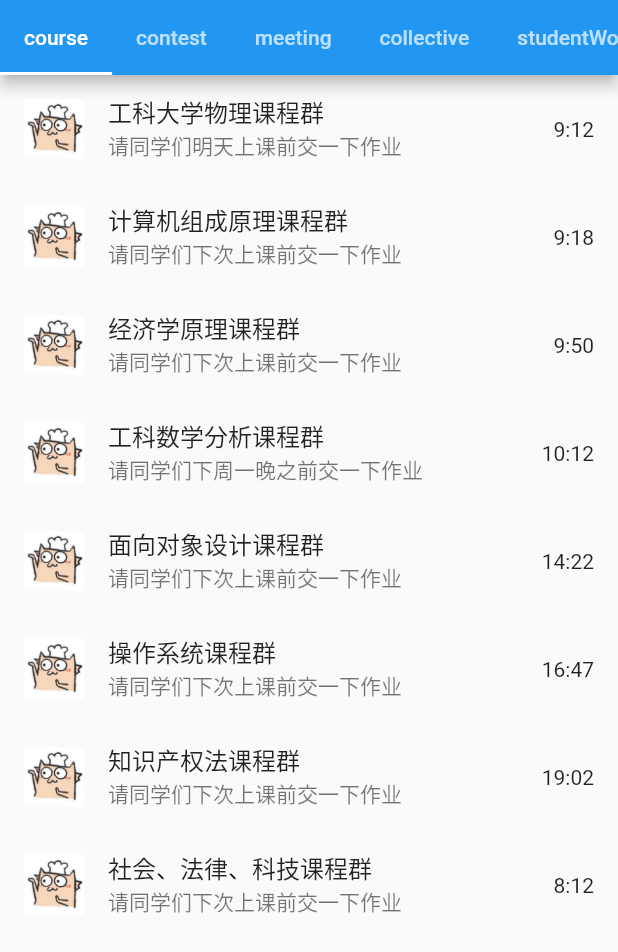
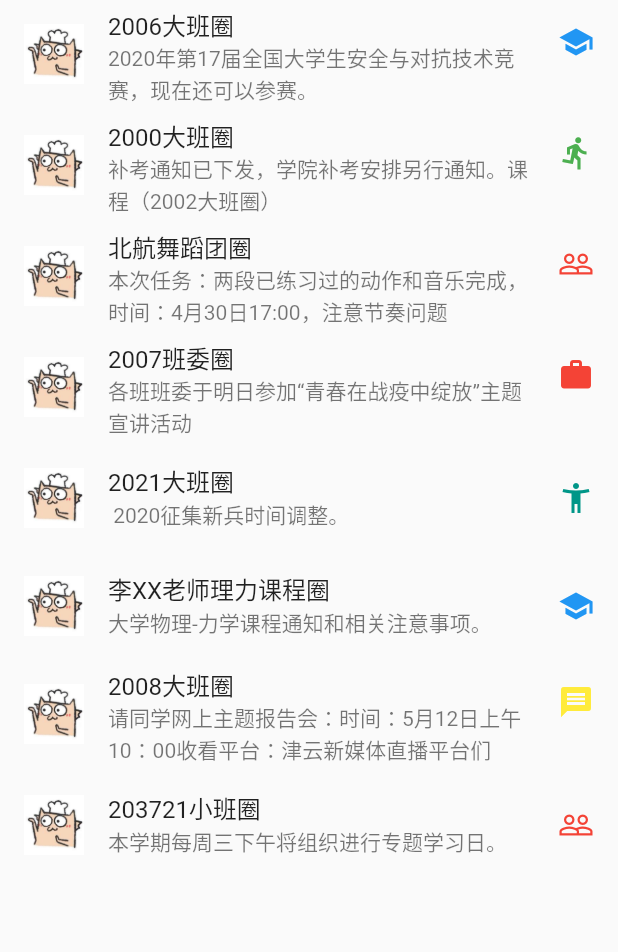
Before and after one commit to buaaers-developers/BUAA_Circle_Public, a Flutter app: the CircleRoute screen opened directly, on a phone screen of 412 x 824 dp. Shown: the top 952 px of the screen. Run offline on Flutter 3.47's test engine with Material 2 defaults, Android fonts, the phone set to English and light mode, and no system bars; missing offline and left inert: flutter_timetable_view, timeline_list.

```diff
--- a/lib/circle_route.dart
+++ /dev/null
@@ -1,113 +0,0 @@
-import 'package:buaacircle/tab.dart';
-import 'package:flutter/material.dart';
-
-class CircleRoute extends StatefulWidget {
-  @override
-  _CircleRouteState createState() => _CircleRouteState();
-}
-
-class _CircleRouteState extends State<CircleRoute>
-    with SingleTickerProviderStateMixin {
-  Map<String, MyTab> tabMap = {
-    'course': MyTab(tabText: 'course', iconData: Icons.school),
-    'contest': MyTab(tabText: 'contest', iconData: Icons.home),
-    'meeting': MyTab(tabText: 'meeting', iconData: Icons.people),
-    'collective': MyTab(tabText: 'collective', iconData: Icons.people),
-    'studentWork': MyTab(tabText: 'studentWork', iconData: Icons.people),
-    'dailylife': MyTab(tabText: 'dailylife', iconData: Icons.people),
-    'levy': MyTab(tabText: 'levy', iconData: Icons.people),
-  };
-
-  TabController _tabController;
-  int _selectedIndex = 0;
-
-  @override
-  Widget build(BuildContext context) {
-    return Scaffold(
-      appBar: PreferredSize(
-        preferredSize: Size.fromHeight(50),
-        child: AppBar(
-          backgroundColor: Colors.blue.shade500,
-          bottom: TabBar(
-            isScrollable: true,
-            controller: _tabController,
-            tabs: tabMap.values.map((e) {
-              return e.tab;
-            }).toList(),
-          ),
-        ),
-      ),
-      body: TabBarView(
-        controller: _tabController,
-        children: tabMap.values.map(
-          (e) {
-            return ListView(
-              children: <Widget>[
-                new ListTile(
-                  leading: new Image.asset("assets/face2.jpg",width: 40.0,height: 40.0,fit: BoxFit.cover,),
-                  title: new Text("工科大学物理课程群"),
-                  subtitle: new Text("请同学们明天上课前交一下作业"),
-                  trailing: new Text("9:12"),
-                ),
-                new ListTile(
-                  leading: new Image.asset("assets/face2.jpg",width: 40.0,height: 40.0,fit: BoxFit.cover,),
-                  title: new Text("计算机组成原理课程群"),
-                  subtitle: new Text("请同学们下次上课前交一下作业"),
-                  trailing: new Text("9:18"),
-                ),
-                new ListTile(
-                  leading: new Image.asset("assets/face2.jpg",width: 40.0,height: 40.0,fit: BoxFit.cover,),
-                  title: new Text("经济学原理课程群"),
-                  subtitle: new Text("请同学们下次上课前交一下作业"),
-                  trailing: new Text("9:50"),
-                ),
-                new ListTile(
-                  leading: new Image.asset("assets/face2.jpg",width: 40.0,height: 40.0,fit: BoxFit.cover,),
-                  title: new Text("工科数学分析课程群"),
-                  subtitle: new Text("请同学们下周一晚之前交一下作业"),
-                  trailing: new Text("10:12"),
-                ),
-                new ListTile(
-                  leading: new Image.asset("assets/face2.jpg",width: 40.0,height: 40.0,fit: BoxFit.cover,),
-                  title: new Text("面向对象设计课程群"),
-                  subtitle: new Text("请同学们下次上课前交一下作业"),
-                  trailing: new Text("14:22"),
-                ),
-                new ListTile(
-                  leading: new Image.asset("assets/face2.jpg",width: 40.0,height: 40.0,fit: BoxFit.cover,),
-                  title: new Text("操作系统课程群"),
-                  subtitle: new Text("请同学们下次上课前交一下作业"),
-                  trailing: new Text("16:47"),
-                ),
-                new ListTile(
-                  leading: new Image.asset("assets/face2.jpg",width: 40.0,height: 40.0,fit: BoxFit.cover,),
-                  title: new Text("知识产权法课程群"),
-                  subtitle: new Text("请同学们下次上课前交一下作业"),
-                  trailing: new Text("19:02"),
-                ),
-                new ListTile(
-                  leading: new Image.asset("assets/face2.jpg",width: 40.0,height: 40.0,fit: BoxFit.cover,),
-                  title: new Text("社会、法律、科技课程群"),
-                  subtitle: new Text("请同学们下次上课前交一下作业"),
-                  trailing: new Text("8:12"),
-                ),
-              ],
-            );
-          },
-        ).toList(),
-      ),
-    );
-  }
-
-  @override
-  void initState() {
-    super.initState();
-    _tabController = TabController(length: tabMap.length, vsync: this);
-  }
-
-  void _onItemTapped(int index) {
-    setState(() {
-      _selectedIndex = index;
-    });
-  }
-}
--- /dev/null
+++ b/lib/main_routes/circle_route.dart
@@ -0,0 +1,42 @@
+import 'package:buaacircle/category/category.dart';
+import 'package:buaacircle/message/message.dart';
+import 'package:flutter/material.dart';
+
+class CircleRoute extends StatefulWidget {
+  @override
+  _CircleRouteState createState() => _CircleRouteState();
+}
+
+class _CircleRouteState extends State<CircleRoute>
+    with SingleTickerProviderStateMixin {
+
+  Image generalFace = new Image.asset(
+    "assets/face2.jpg",
+    width: 40.0,
+    height: 40.0,
+    fit: BoxFit.cover,
+  );
+
+  @override
+  Widget build(BuildContext context) {
+    return Scaffold(
+//      appBar: PreferredSize(
+//        preferredSize: Size.fromHeight(50),
+//        child: AppBar(
+//          backgroundColor: Colors.blue.shade500,
+//        ),
+//      ),
+      body: ListView(
+        children: messages.map((message) =>
+           ListTile(
+             leading: generalFace,
+             title: new Text(message.groupName),
+             subtitle: new Text(message.content),
+             trailing: message.category.icon,
+           )
+        ).toList(),
+      ),
+    );
+  }
+
+}
--- /dev/null
+++ b/lib/message/message.dart
@@ -0,0 +1,53 @@
+import 'package:buaacircle/category/category.dart';
+import 'package:flutter/material.dart';
+
+class Message {
+  final String content;
+  final String groupName;
+  final Category category;
+
+  const Message({this.groupName, this.category, this.content});
+}
+
+List<Message> messages = [
+  Message(
+    groupName: "2006大班圈",
+    category: cateMap['course'],
+    content: "2020年第17届全国大学生安全与对抗技术竞赛，现在还可以参赛。",
+  ),
+  Message(
+    groupName: "2000大班圈",
+    category: cateMap['contest'],
+    content: "补考通知已下发，学院补考安排另行通知。课程（2002大班圈）",
+  ),
+  Message(
+    groupName: "北航舞蹈团圈",
+    category: cateMap['collective'],
+    content: "本次任务：两段已练习过的动作和音乐完成，时间：4月30日17:00，注意节奏问题",
+  ),
+  Message(
+    groupName: "2007班委圈",
+    category: cateMap['studentWork'],
+    content: "各班班委于明日参加“青春在战疫中绽放”主题宣讲活动",
+  ),
+  Message(
+    groupName: "2021大班圈",
+    category: cateMap['levy'],
+    content: " 2020征集新兵时间调整。",
+  ),
+  Message(
+    groupName: "李XX老师理力课程圈",
+    category: cateMap['course'],
+    content: "大学物理-力学课程通知和相关注意事项。",
+  ),
+  Message(
+    groupName: "2008大班圈",
+    category: cateMap['meeting'],
+    content: "请同学网上主题报告会：时间：5月12日上午10：00收看平台：津云新媒体直播平台们",
+  ),
+  Message(
+    groupName: "203721小班圈",
+    category: cateMap['collective'],
+    content: "本学期每周三下午将组织进行专题学习日。",
+  ),
+];
--- a/lib/tab.dart
+++ /dev/null
@@ -1,19 +0,0 @@
-import 'package:flutter/material.dart';
-
-
-class MyTab {
-  Tab _tab;
-
-  MyTab({String tabText, IconData iconData}) {
-    _tab = buildTab(tabText, iconData);
-  }
-
-
-  static Widget buildTab(String text, IconData icon) {
-    return Tab(
-      text: text,
-    );
-  }
-
-  Tab get tab => _tab;
-}
```
Also changed, not shown: lib/category/category.dart (renamed from lib/category.dart, +7 -0 lines), lib/main.dart (+13 -16 lines), lib/main_routes/schedule_route.dart (added, +74 -0 lines), lib/main_routes/timeline_route.dart (renamed from lib/timeline_route.dart, +15 -5 lines), lib/schedule_route.dart (deleted, +0 -188 lines), lib/task/tasks.dart (added, +82 -0 lines), lib/tasks.dart (deleted, +0 -80 lines), lib/time/MyTime.dart (added, +9 -0 lines), lib/drawer/drawer.dart (renamed from lib/drawer.dart).
